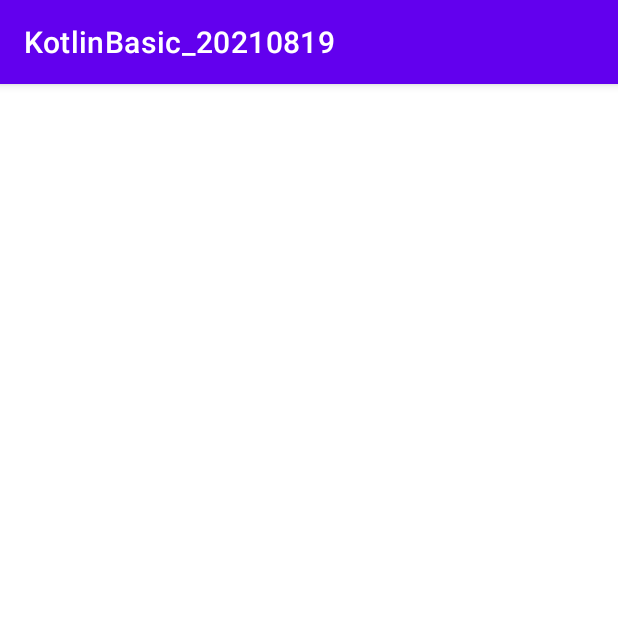
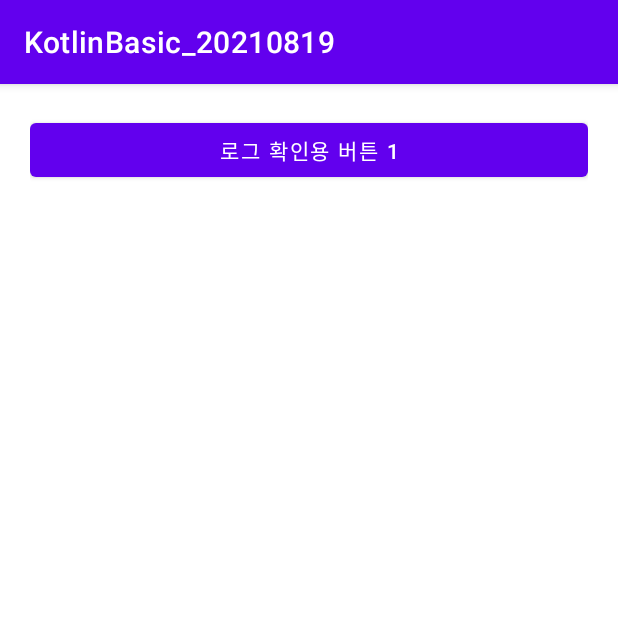
Before and after one commit to cho881020/KotlinBasic_20210819, an Android app: the screen it shows after launch (MainActivity), on a phone screen of 412 x 824 dp, the top half of it. Run offline under Robolectric (Android 15) with nearby library versions, the phone set to English and light mode, and no system bars.

Commit message:
테스트용 버튼 배치

```diff
--- a/app/src/main/res/layout/activity_main.xml
+++ b/app/src/main/res/layout/activity_main.xml
@@ -5,7 +5,13 @@
     android:layout_width="match_parent"
     android:layout_height="match_parent"
     android:orientation="vertical"
+    android:padding="20dp"
     tools:context=".MainActivity">
 
+    <Button
+        android:id="@+id/logBtn01"
+        android:layout_width="match_parent"
+        android:layout_height="wrap_content"
+        android:text="로그 확인용 버튼 1"/>
 
 </LinearLayout>
```
